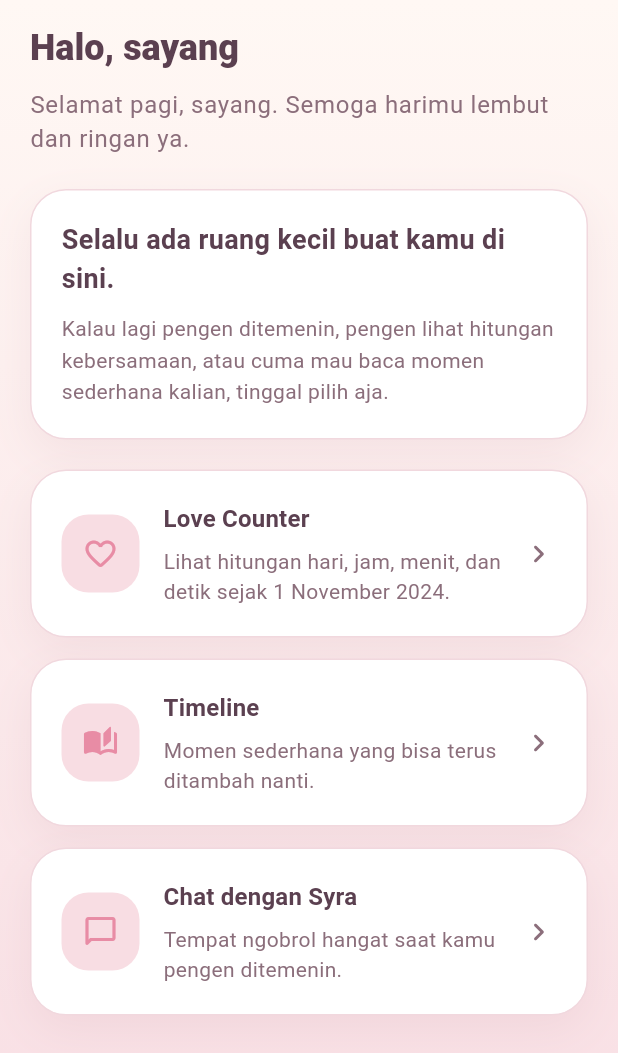
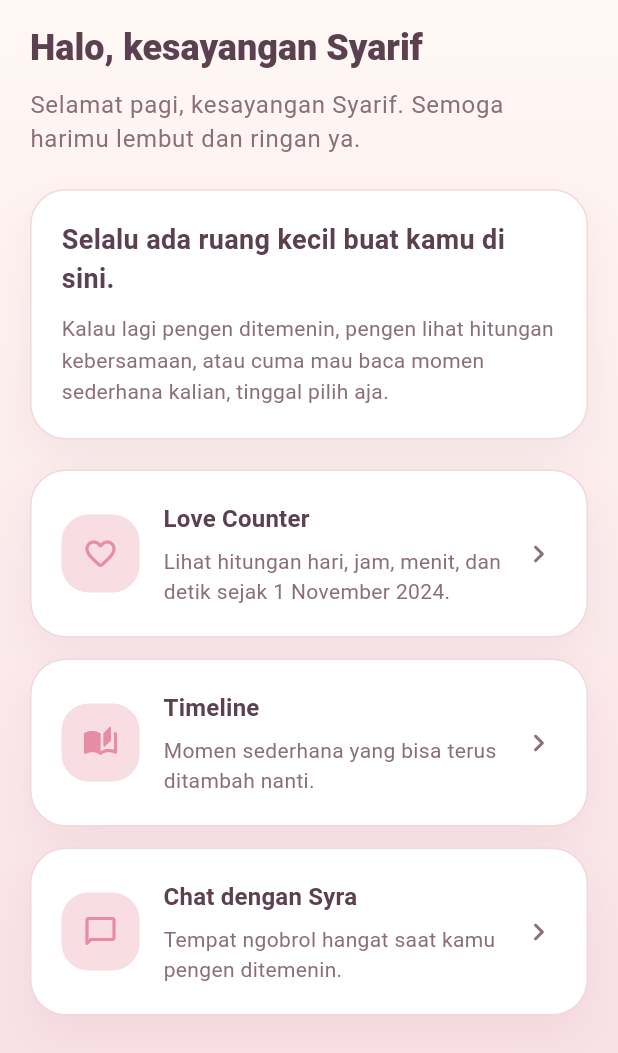
Before and after one commit to Sarif-rex/formisra, a Flutter app: the HomePage screen opened by its route, on a phone screen of 412 x 824 dp. Shown: the top 1053 px of the screen. Run offline on Flutter 3.47's test engine with Material 3 defaults, Android fonts, the phone set to English and light mode, and no system bars; our stand-ins replace shared_preferences; accounts and stored records are empty.

Commit message:
Use kesayangan Syarif as main greeting

```diff
--- a/lib/pages/home_page.dart
+++ b/lib/pages/home_page.dart
@@ -25,7 +25,7 @@ class HomePage extends StatelessWidget {
           crossAxisAlignment: CrossAxisAlignment.start,
           children: [
             Text(
-              'Halo, sayang',
+              'Halo, kesayangan Syarif',
               style: Theme.of(context).textTheme.headlineSmall?.copyWith(
                     fontWeight: FontWeight.w800,
                   ),
--- a/lib/pages/welcome_page.dart
+++ b/lib/pages/welcome_page.dart
@@ -80,7 +80,7 @@ class _WelcomePageState extends State<WelcomePage>
                 const SizedBox(height: 14),
                 AppCard(
                   child: Text(
-                    'Web kecil ini aku bikin supaya kamu tetap punya tempat yang hangat buat pulang, meski aku nggak selalu bisa hadir di setiap waktu. Kalau kamu mau, masuk ya sayang.',
+                    'Web kecil ini aku bikin supaya kesayangan Syarif tetap punya tempat yang hangat buat pulang, meski aku nggak selalu bisa hadir di setiap waktu. Kalau kamu mau, masuk ya.',
                     style: Theme.of(context).textTheme.bodyLarge?.copyWith(
                           color: AppColors.text,
                           height: 1.6,
--- a/lib/services/greeting_service.dart
+++ b/lib/services/greeting_service.dart
@@ -4,14 +4,14 @@ class GreetingService {
   static String forCurrentTime(DateTime now) {
     final hour = now.hour;
     if (hour < 11) {
-      return 'Selamat pagi, sayang. Semoga harimu lembut dan ringan ya.';
+      return 'Selamat pagi, kesayangan Syarif. Semoga harimu lembut dan ringan ya.';
     }
     if (hour < 17) {
-      return 'Halo sayang, semoga hari ini tetap jalan dengan tenang buat kamu.';
+      return 'Halo kesayangan Syarif, semoga hari ini tetap jalan dengan tenang buat kamu.';
     }
     if (hour < 21) {
-      return 'Selamat malam, sayang. Kalau capek, pelan-pelan aja ya.';
+      return 'Selamat malam, kesayangan Syarif. Kalau capek, pelan-pelan aja ya.';
     }
-    return 'Malam sayang, semoga istirahatmu nanti nyaman dan hangat.';
+    return 'Malam, kesayangan Syarif. Semoga istirahatmu nanti nyaman dan hangat.';
   }
 }
```
Also changed, not shown: 1 other file.
